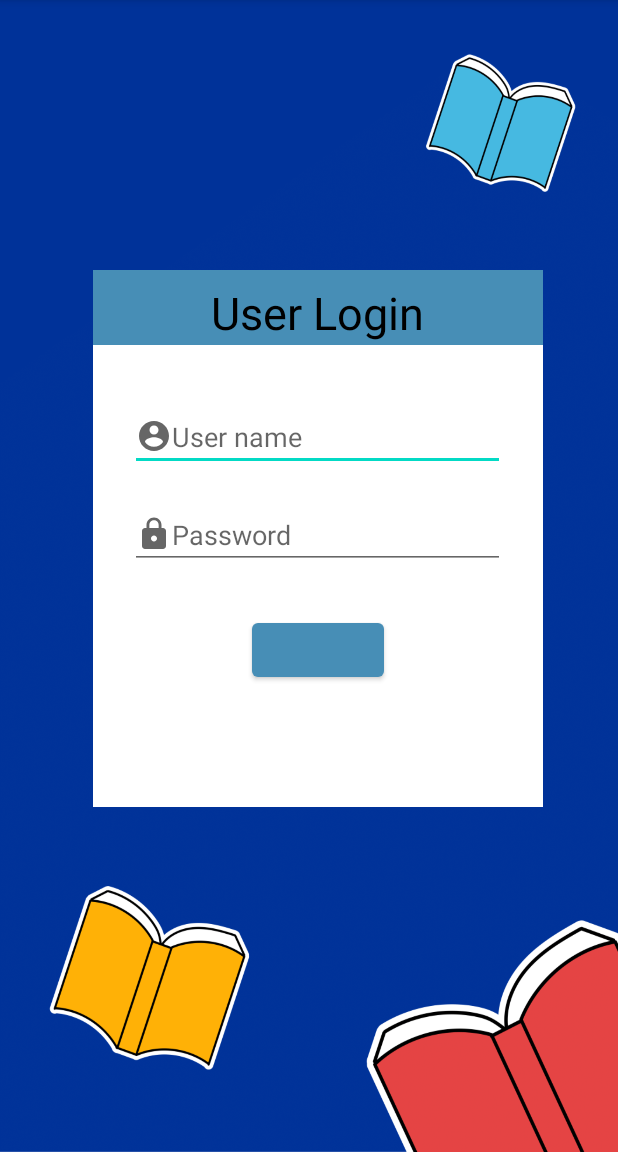
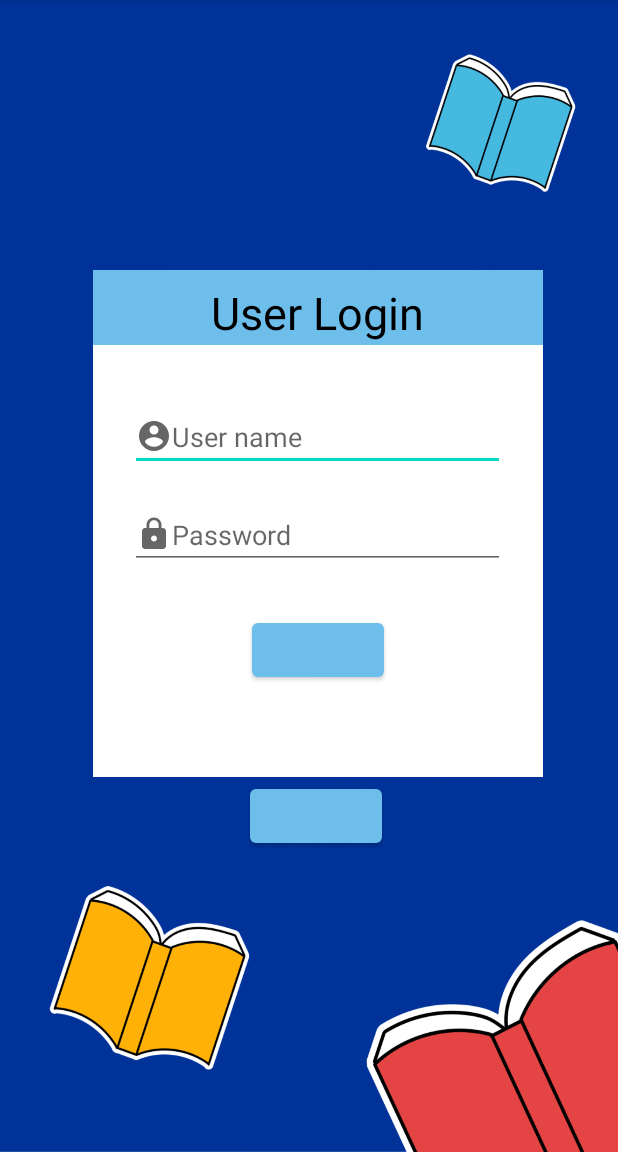
Before and after one commit to phupfoem/Kid-friendlyThingTranslator, an Android app: the LoginActivity screen opened directly, with no data from a screen before it, on a phone screen of 412 x 824 dp, the part 84-1236 px from its top. Run offline under Robolectric (Android 15) with nearby library versions, the phone set to English and light mode, and no system bars.

Commit message:
Add signup button and update color

```diff
--- a/App/src/main/res/layout/activity_login.xml
+++ b/App/src/main/res/layout/activity_login.xml
@@ -20,7 +20,7 @@
         android:layout_marginTop="180dp"
         android:layout_marginEnd="50dp"
         android:layout_marginRight="30dp"
-        android:layout_marginBottom="230dp"
+        android:layout_marginBottom="250dp"
         android:background="@drawable/login_box"
         android:orientation="vertical">
         <TextView
@@ -30,14 +30,13 @@
             android:textSize="30dp"
             android:textColor="@color/black"
             android:layout_marginTop="8dp"
-
             android:layout_gravity="center">
 
         </TextView>
 
         <EditText
             android:layout_marginTop="40dp"
-            android:id="@+id/text1"
+            android:id="@+id/username"
             android:layout_width="250dp"
             android:layout_height="wrap_content"
             android:layout_gravity="center"
@@ -45,7 +44,7 @@
             android:hint="User name" />
         <EditText
             android:layout_marginTop="20dp"
-            android:id="@+id/text2"
+            android:id="@+id/password"
             android:layout_width="250dp"
             android:layout_height="wrap_content"
             android:layout_gravity="center"
@@ -53,13 +52,27 @@
             android:hint="Password" />
 
         <Button
+            android:id="@+id/login"
             android:layout_width="wrap_content"
             android:layout_height="wrap_content"
             android:layout_gravity="center"
             android:layout_marginTop="30dp"
-            app:backgroundTint="@color/dim_blue" />
+            app:backgroundTint="@color/dim_blue"/>
 
 
     </LinearLayout>
 
+    <Button
+        android:id="@+id/signup"
+        android:layout_width="wrap_content"
+        android:layout_height="wrap_content"
+        android:layout_alignParentEnd="true"
+        android:layout_alignParentRight="true"
+        android:layout_gravity="center"
+        android:layout_marginTop="520dp"
+        android:layout_marginEnd="157dp"
+        android:layout_marginRight="157dp"
+        android:layout_marginBottom="250dp"
+        app:backgroundTint="@color/dim_blue" />
+
 </RelativeLayout>
--- a/App/src/main/res/values/colors.xml
+++ b/App/src/main/res/values/colors.xml
@@ -7,7 +7,7 @@
     <color name="teal_700">#FF018786</color>
     <color name="black">#FF000000</color>
     <color name="white">#FFFFFFFF</color>
-    <color name="dim_blue">#478EB6</color>
+    <color name="dim_blue">#6EBEEC</color>
     <color name="dark_blue">#18334B</color>
     <color name="main_theme">#003299</color>
 </resources>
```
